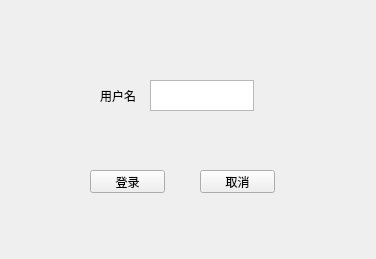
Qt form code/TicketMaster/mainwindow.ui (NorthWardTop/TicketMaster) before a commit.
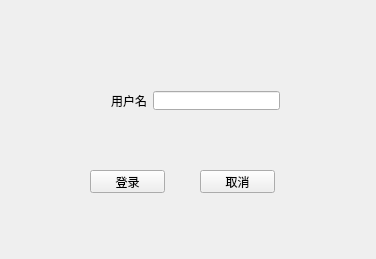
The same form after that commit.

Patch:
```diff
--- a/code/TicketMaster/mainwindow.ui
+++ b/code/TicketMaster/mainwindow.ui
@@ -17,29 +17,6 @@
    <string>MainWindow</string>
   </property>
   <widget class="QWidget" name="centralWidget">
-   <widget class="QLabel" name="label">
-    <property name="geometry">
-     <rect>
-      <x>100</x>
-      <y>80</y>
-      <width>54</width>
-      <height>31</height>
-     </rect>
-    </property>
-    <property name="text">
-     <string>用户名</string>
-    </property>
-   </widget>
-   <widget class="QTextEdit" name="edit_user">
-    <property name="geometry">
-     <rect>
-      <x>150</x>
-      <y>80</y>
-      <width>104</width>
-      <height>31</height>
-     </rect>
-    </property>
-   </widget>
    <widget class="QPushButton" name="btn_login">
     <property name="geometry">
      <rect>
@@ -66,6 +43,28 @@
      <string>取消</string>
     </property>
    </widget>
+   <widget class="QWidget" name="">
+    <property name="geometry">
+     <rect>
+      <x>100</x>
+      <y>80</y>
+      <width>191</width>
+      <height>41</height>
+     </rect>
+    </property>
+    <layout class="QHBoxLayout" name="horizontalLayout">
+     <item>
+      <widget class="QLabel" name="label">
+       <property name="text">
+        <string>用户名</string>
+       </property>
+      </widget>
+     </item>
+     <item>
+      <widget class="QLineEdit" name="edit_user"/>
+     </item>
+    </layout>
+   </widget>
   </widget>
  </widget>
  <layoutdefault spacing="6" margin="11"/>
```
Left out of the diff: 3 changed lines with no effect on the pictures.
